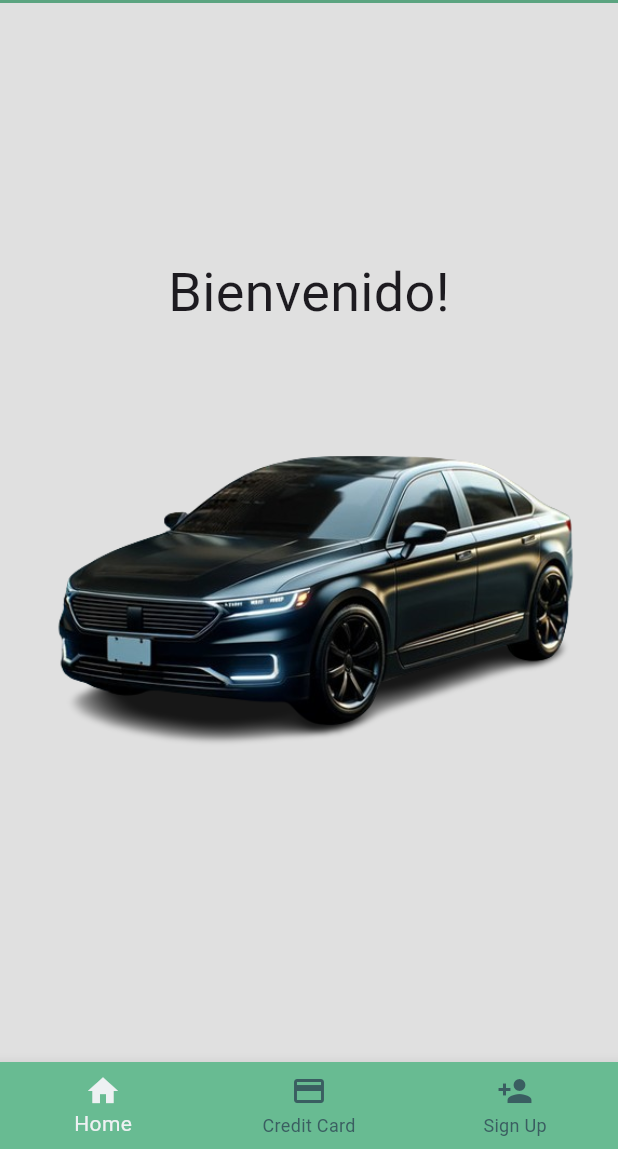
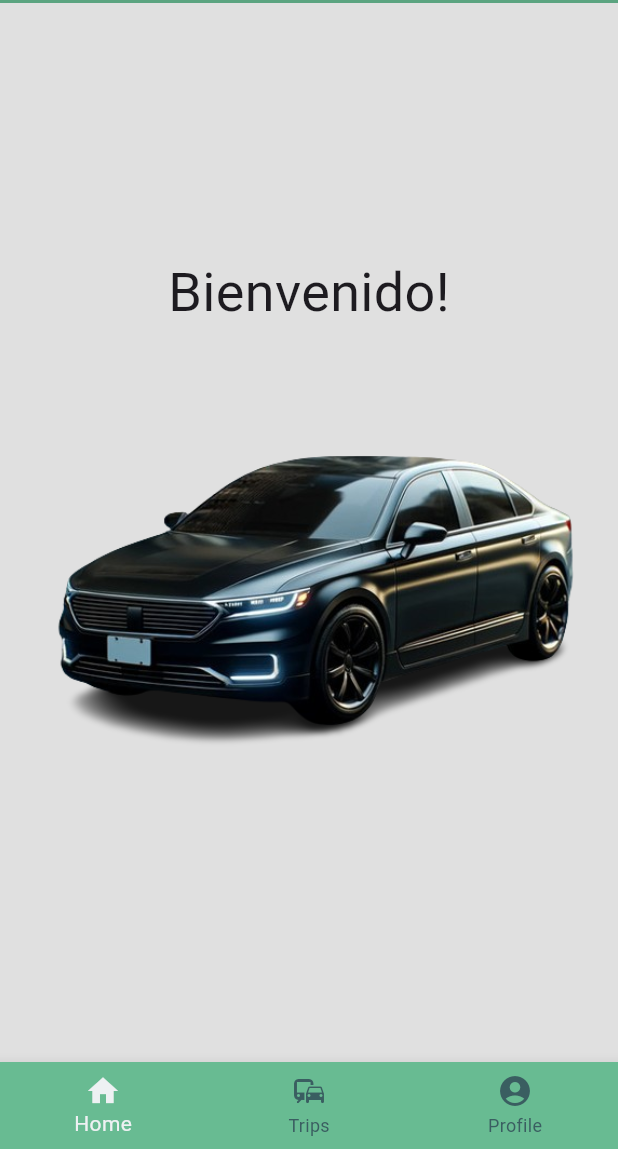
Before and after one commit to WheelsUN-2024-1/wheelsUN_FrontEnd, a Flutter app: the screen it shows after launch, on a phone screen of 412 x 824 dp, the part 87-1236 px from its top. Run offline on Flutter 3.47's test engine with Material 3 defaults, Android fonts, the phone set to English and light mode, and no system bars; our stand-ins replace flutter_credit_card, geocoding, google_maps_flutter, graphql_flutter; missing offline and left inert: flutter_google_places_web, selectable_list.

Commit message:
Default home page (missing profile item)

```diff
--- a/lib/pages/home_page.dart
+++ b/lib/pages/home_page.dart
@@ -1,5 +1,7 @@
 import 'package:flutter/material.dart';
 import 'package:wheels_un/add_new_creditCard.dart';
+import 'package:wheels_un/list_trips.dart';
+import 'package:wheels_un/map_page.dart';
 import 'package:wheels_un/pages/landing_page.dart';
 import 'package:wheels_un/pages/sign_up_page.dart';
 
@@ -18,8 +20,9 @@ class _HomePageState extends State<HomePage> with SingleTickerProviderStateMixin
 
   // Lista de widgets actualizada
   static final List<Widget> _widgetOptions = <Widget>[
+
     LandingPage(),
-    AddNewCardScreen(),
+    ListTrips(),
     SignUpPage(),
   ];
 
@@ -63,12 +66,12 @@ class _HomePageState extends State<HomePage> with SingleTickerProviderStateMixin
             label: 'Home',
           ),
           BottomNavigationBarItem(
-            icon: Icon(Icons.credit_card),
-            label: 'Credit Card',
+            icon: Icon(Icons.commute),
+            label: 'Trips',
           ),
           BottomNavigationBarItem(
-            icon: Icon(Icons.person_add),
-            label: 'Sign Up',
+            icon: Icon(Icons.account_circle),
+            label: 'Profile',
           ),
         ],
         currentIndex: _selectedIndex,
```
Also changed, not shown: 1 other file.
